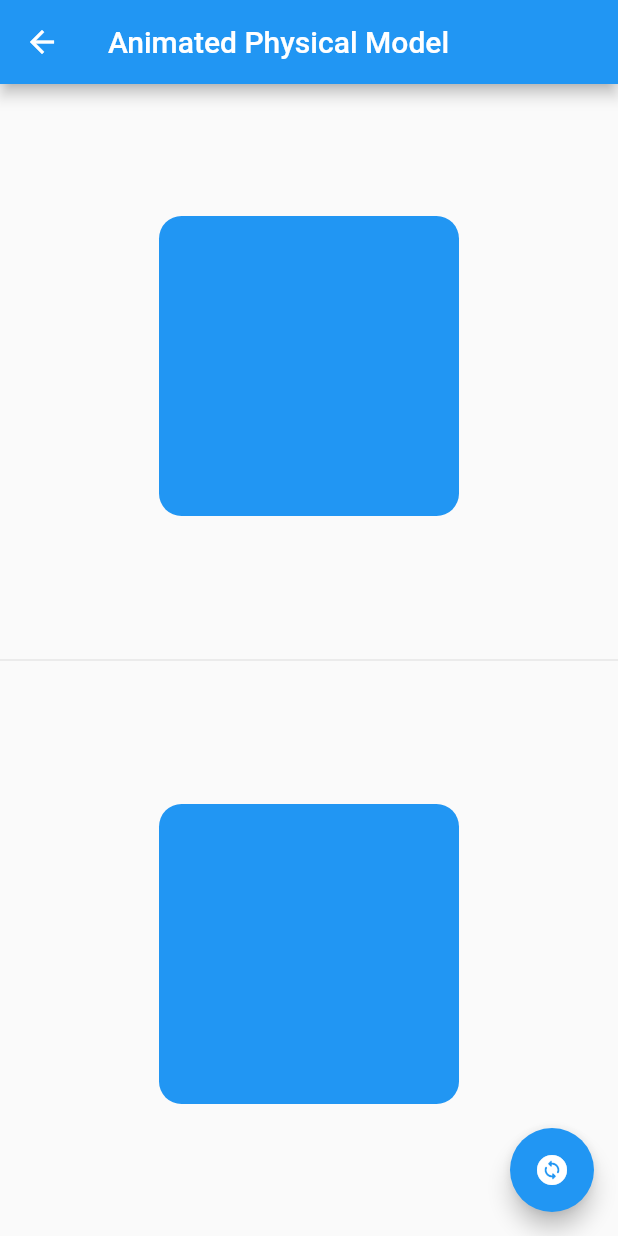
After one commit to amirhossein-jahangiri/Flutter-Animation-Examples, a Flutter app: the screen it shows after launch, after a tap on "Animated Physical Model", on a phone screen of 412 x 824 dp. The commit adds this screen. Run offline on Flutter 3.47's test engine with Material 2 defaults, Android fonts, the phone set to English and light mode, and no system bars.

Commit message:
update project with new animated widget such as animated padding, physical model, rotation, scale, slide ...

```diff
--- /dev/null
+++ b/lib/animated_screen/animated_physical_model_widget.dart
@@ -0,0 +1,91 @@
+import 'package:flutter/material.dart';
+import 'dart:math';
+
+// TODO: using Animated Physical Model widget animated version of Physical Model widget
+
+class AnimatedPhysicalModelScreen extends StatefulWidget {
+  const AnimatedPhysicalModelScreen({Key? key}) : super(key: key);
+
+  @override
+  State<AnimatedPhysicalModelScreen> createState() => _AnimatedPhysicalModelScreenState();
+}
+
+class _AnimatedPhysicalModelScreenState extends State<AnimatedPhysicalModelScreen> {
+  final Random random = Random();
+
+  double _elevation = 0.0;
+  Color _color = Colors.blue;
+
+  void updateElevationValue() {
+    setState(() {
+      _elevation == 0.0
+          ? _elevation = 30.0
+          : _elevation = 0.0;
+      _color = Colors.primaries[random.nextInt(17)];
+    });
+  }
+
+  @override
+  Widget build(BuildContext context) {
+    return Scaffold(
+      appBar: AppBar(title: const Text('Animated Physical Model')),
+      floatingActionButton: FloatingActionButton(
+        onPressed: () => updateElevationValue(),
+        child: const Icon(Icons.change_circle_rounded),
+      ),
+      body: Center(
+        child: Column(
+          children: [
+
+            // TODO: Without Animation
+            Expanded(
+              child: Center(
+                child: PhysicalModel(
+                  color: Colors.transparent,
+                  shadowColor: Colors.black,
+                  elevation: _elevation,
+                  borderRadius: BorderRadius.circular(15.0),
+                  child: ChildWidget(color: _color),
+                ),
+              ),
+            ),
+
+            const Divider(),
+
+            // TODO: With Animation
+            Expanded(
+              child: Center(
+                child: AnimatedPhysicalModel(
+                  color: Colors.transparent,
+                  shadowColor: Colors.black,
+                  elevation: _elevation,
+                  borderRadius: BorderRadius.circular(15.0),
+                  shape: BoxShape.rectangle,
+                  duration: const Duration(milliseconds: 500),
+                  child: ChildWidget(color: _color),
+                ),
+              ),
+            ),
+          ],
+        ),
+      ),
+    );
+  }
+}
+
+class ChildWidget extends StatelessWidget {
+  const ChildWidget({this.color, Key? key}) : super(key: key);
+  final Color? color;
+
+  @override
+  Widget build(BuildContext context) {
+    return Container(
+      height: 200,
+      width: 200,
+      decoration: BoxDecoration(
+        borderRadius: BorderRadius.circular(15.0),
+        color: color
+      ),
+    );
+  }
+}
--- a/lib/home_screen.dart
+++ b/lib/home_screen.dart
@@ -6,6 +6,11 @@ import '/animated_screen/animated_opacity_widget.dart';
 import '/animated_screen/animated_hero_widget.dart';
 import '/animated_screen/animated_align_widget.dart';
 import '/animated_screen/animated_default_text_style_widget.dart';
+import '/animated_screen/animated_scale_widget.dart';
+import '/animated_screen/animated_rotation_widget.dart';
+import '/animated_screen/animated_slide_widget.dart';
+import '/animated_screen/animated_padding_widget.dart';
+import '/animated_screen/animated_physical_model_widget.dart';
 
 class HomeScreen extends StatelessWidget {
   const HomeScreen({Key? key}) : super(key: key);
@@ -63,7 +68,45 @@ class HomeScreen extends StatelessWidget {
             ),
           ),
 
+          Items(
+            title: 'Animated Scale',
+            press: () => _buildRoutingWithName(
+              context,
+              const AnimatedScaleScreen(),
+            ),
+          ),
 
+          Items(
+            title: 'Animated Rotation',
+            press: () => _buildRoutingWithName(
+              context,
+              const AnimatedRotationScreen(),
+            ),
+          ),
+
+          Items(
+            title: 'Animated Slide',
+            press: () => _buildRoutingWithName(
+              context,
+              const AnimatedSlideScreen(),
+            ),
+          ),
+
+          Items(
+            title: 'Animated Padding',
+            press: () => _buildRoutingWithName(
+              context,
+              const AnimatedPaddingScreen(),
+            ),
+          ),
+
+          Items(
+            title: 'Animated Physical Model',
+            press: () => _buildRoutingWithName(
+              context,
+              const AnimatedPhysicalModelScreen(),
+            ),
+          ),
 
         ],
       ),
```
Also changed, not shown: lib/animated_screen/animated_padding_widget.dart (added, +73 -0 lines), lib/animated_screen/animated_rotation_widget.dart (added, +82 -0 lines), lib/animated_screen/animated_scale_widget.dart (added, +66 -0 lines), lib/animated_screen/animated_slide_widget.dart (added, +92 -0 lines), 1 other file.
